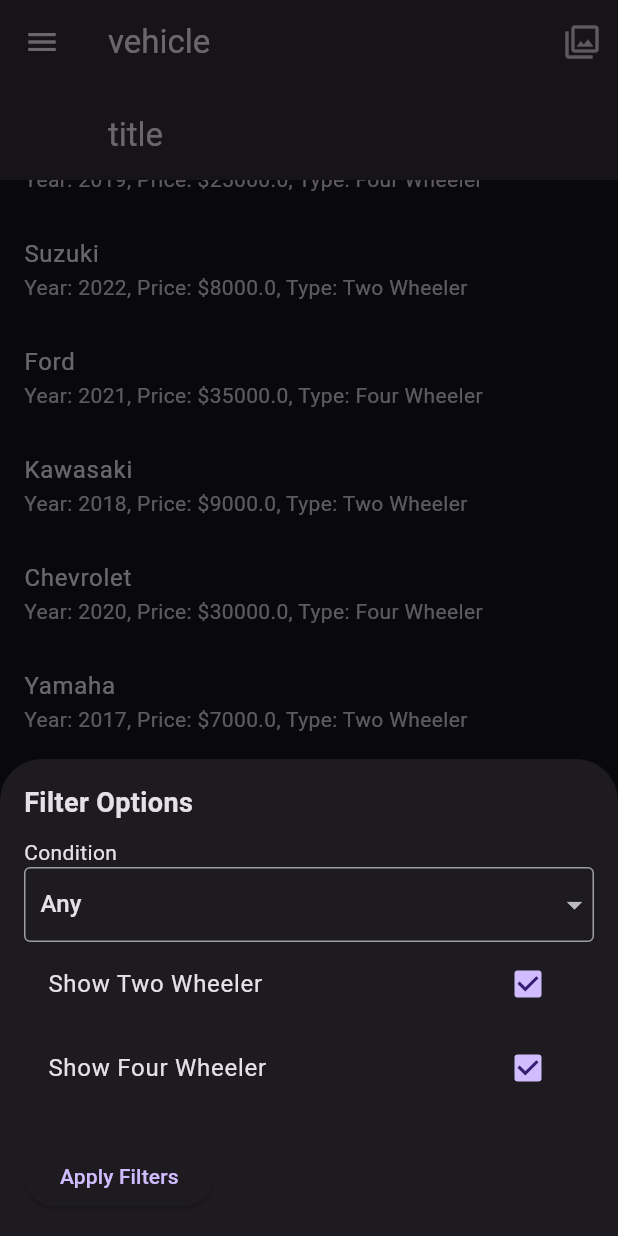
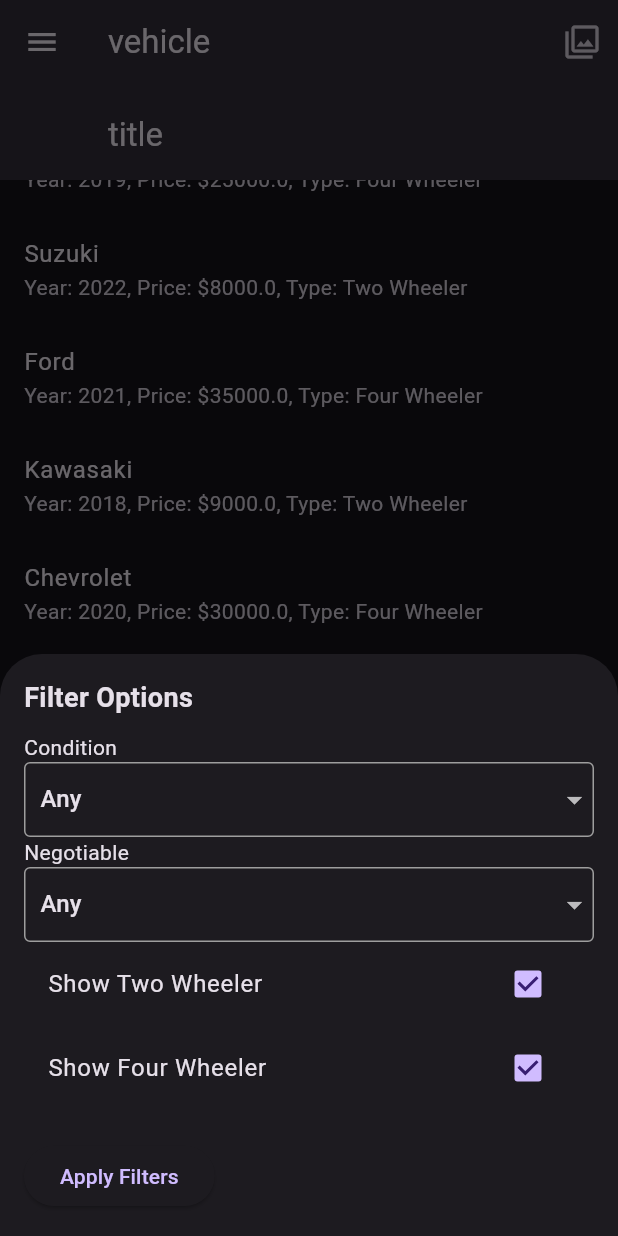
Before and after one commit to ruby222001/Vehicle_Market, a Flutter app: the screen it shows after launch, scrolled down 320 dp, after a tap on the "filter" icon, on a phone screen of 412 x 824 dp. Run offline on Flutter 3.47's test engine with Material 3 defaults, Android fonts, the phone set to English and light mode, and no system bars.

Commit message:
filtering

```diff
--- a/project/lib/componets/filter.dart
+++ b/project/lib/componets/filter.dart
@@ -1,7 +1,9 @@
 import 'package:flutter/material.dart';
 
 class FilterDrawer extends StatefulWidget {
-  const FilterDrawer({Key? key}) : super(key: key);
+  final Function(FilterOptions) onApplyFilters;
+
+  const FilterDrawer({Key? key, required this.onApplyFilters}) : super(key: key);
 
   @override
   State<FilterDrawer> createState() => _FilterDrawerState();
@@ -11,8 +13,13 @@ class _FilterDrawerState extends State<FilterDrawer> {
   bool _showTwoWheeler = true;
   bool _showFourWheeler = true;
 
-  String selectedValue = 'Any';
-  List<String> dropdownItems = ['Any', 'Brand New','Like New','Used'];
+
+   String selectedcondition = 'Any';
+      String selectednegotiable = 'Any';
+
+  List<String> Conditiondrop = ['Any', 'Brand New','Like New','Used'];
+    List<String> Negotiabledrop = ['Any', 'Yes','Fixed Price'];
+
 
   @override
   Widget build(BuildContext context) {
@@ -40,15 +47,15 @@ Container(
     borderRadius: BorderRadius.circular(4.0),  // Border radius
   ),
   child: DropdownButton<String>(
-    value: selectedValue,
+    value: selectedcondition,
     isExpanded: true,
     underline: const SizedBox(),  // Remove the underline
     onChanged: (String? newValue) {
       setState(() {
-        selectedValue = newValue!;
+        selectedcondition = newValue!;
       });
     },
-    items: dropdownItems.map<DropdownMenuItem<String>>(
+    items: Conditiondrop.map<DropdownMenuItem<String>>(
       (String value) {
         return DropdownMenuItem<String>(
           value: value,
@@ -61,6 +68,38 @@ Container(
     ).toList(),
   ),
 ),
+ const Text('Negotiable'),
+Container(
+  decoration: BoxDecoration(
+    border: Border.all(
+      color: Colors.grey,  // Border color
+      width: 1.0,          // Border width
+    ),
+    borderRadius: BorderRadius.circular(4.0),  // Border radius
+  ),
+  child: DropdownButton<String>(
+    value: selectednegotiable,
+    isExpanded: true,
+    underline: const SizedBox(),  // Remove the underline
+    onChanged: (String? newValue) {
+      setState(() {
+        selectednegotiable = newValue!;
+      });
+    },
+    items: Negotiabledrop.map<DropdownMenuItem<String>>(
+      (String value) {
+        return DropdownMenuItem<String>(
+          value: value,
+          child: Padding(
+            padding: const EdgeInsets.symmetric(horizontal: 10.0),
+            child: Text(value),
+          ),
+        );
+      },
+    ).toList(),
+  ),
+),
+
           CheckboxListTile(
             title: const Text("Show Two Wheeler"),
             value: _showTwoWheeler,
@@ -82,13 +121,34 @@ CheckboxListTile(
           const SizedBox(height: 20.0),
           ElevatedButton(
             onPressed: () {
-    // Add your logic here to apply filters
+              // Create FilterOptions object and pass it to callback
+              final filters = FilterOptions(
+                showTwoWheeler: _showTwoWheeler,
+                showFourWheeler: _showFourWheeler,
+ selectedCondition: selectedcondition,
+                selectedNegotiable: selectednegotiable,
+                       );
+              widget.onApplyFilters(filters);
+              Navigator.pop(context); // Close the drawer after applying filters
             },
             child: const Text("Apply Filters"),
           ),
-
         ],
       ),
     );
   }
 }
+
+class FilterOptions {
+  final bool showTwoWheeler;
+  final bool showFourWheeler;
+  final String selectedCondition;
+  final String selectedNegotiable;
+
+  FilterOptions({
+    required this.showTwoWheeler,
+    required this.showFourWheeler,
+    required this.selectedCondition,
+    required this.selectedNegotiable,
+  });
+}
--- a/project/lib/componets/sliver_app_bar.dart
+++ b/project/lib/componets/sliver_app_bar.dart
@@ -4,10 +4,27 @@ import 'package:project/componets/filter.dart';
 class MySliverAppBar extends StatelessWidget {
   final Widget child;
   final Widget title;
-  const MySliverAppBar({super.key,
+  final void Function(FilterOptions) onApplyFilters;
+
+  const MySliverAppBar({
+    Key? key,
     required this.child,
     required this.title,
-  });
+    required this.onApplyFilters,
+  }) : super(key: key);
+
+  void _showFilterDrawer(BuildContext context) {
+    showModalBottomSheet(
+      context: context,
+      builder: (BuildContext builderContext) {
+        return FilterDrawer(
+          onApplyFilters: (filters) {
+            onApplyFilters(filters);
+          },
+        );
+      },
+    );
+  }
 
   @override
   Widget build(BuildContext context) {
@@ -15,30 +32,20 @@ class MySliverAppBar extends StatelessWidget {
       expandedHeight: 320,
       collapsedHeight: 120,
       floating: false,
-      pinned :true,
-      actions:[
-        IconButton(onPressed: (){
+      pinned: true,
+      actions: [
+        IconButton(
+          onPressed: () {
             _showFilterDrawer(context);
-
           },
-
           icon: const Icon(Icons.filter),
         ),
       ],
-
       title: const Text("vehicle"),
       flexibleSpace: FlexibleSpaceBar(
         background: child,
-        title:title,
+        title: title,
       ),
     );
   }
 }
- void _showFilterDrawer(BuildContext context) {
-    showModalBottomSheet(
-      context: context,
-      builder: (BuildContext builderContext) {
-        return const FilterDrawer();
-      },
-    );
-  }
--- a/project/lib/models/productdetails.dart
+++ b/project/lib/models/productdetails.dart
@@ -2,6 +2,8 @@ class Vehicle{
   final String brand;
   final double price;
   final int vdate;
+  final String condition;
+  final String negotiable;
   final WheelerType wheelerType;
 
 
@@ -9,7 +11,9 @@ class Vehicle{
     required this.price,
     required this.vdate,
     required this.brand,
+    required this.condition,
     required this.wheelerType,
+    required this.negotiable,
   });
 }
 
--- a/project/lib/pages/home_page.dart
+++ b/project/lib/pages/home_page.dart
@@ -13,62 +13,79 @@ class HomePage extends StatefulWidget {
     Vehicle(
       brand: "Honda",
       vdate: 2020,
+      condition: "Brand New",
       price: 6000.0,
-      wheelerType: WheelerType.twoWheeler,
+      wheelerType: WheelerType.twoWheeler, negotiable: 'Yes',
     ),
     Vehicle(
       brand: "Toyota",
       vdate: 2019,
       price: 25000.0,
-      wheelerType: WheelerType.fourWheeler,
+      wheelerType: WheelerType.fourWheeler, condition: 'Used', negotiable: 'Fixed Price',
     ),
     Vehicle(
       brand: "Suzuki",
       vdate: 2022,
       price: 8000.0,
       wheelerType: WheelerType.twoWheeler,
+      condition: 'LikeNew', negotiable: 'Yes',
     ),
     Vehicle(
       brand: "Ford",
       vdate: 2021,
       price: 35000.0,
       wheelerType: WheelerType.fourWheeler,
+            condition: 'LikeNew', negotiable: 'Yes',
+
     ),
     Vehicle(
       brand: "Kawasaki",
       vdate: 2018,
       price: 9000.0,
       wheelerType: WheelerType.twoWheeler,
+          condition: 'Used', negotiable: 'Yes',
+
     ),
     Vehicle(
       brand: "Chevrolet",
       vdate: 2020,
       price: 30000.0,
       wheelerType: WheelerType.fourWheeler,
+            condition: 'Brand New', negotiable: 'Fixed Price',
+
+
     ),
     Vehicle(
       brand: "Yamaha",
       vdate: 2017,
       price: 7000.0,
       wheelerType: WheelerType.twoWheeler,
+            condition: 'Used', negotiable: 'Fixed Price',
+
     ),
     Vehicle(
       brand: "Mercedes-Benz",
       vdate: 2019,
       price: 60000.0,
       wheelerType: WheelerType.fourWheeler,
+            condition: 'Brand New', negotiable: 'Yes',
+
     ),
     Vehicle(
       brand: "Ducati",
       vdate: 2023,
       price: 12000.0,
       wheelerType: WheelerType.twoWheeler,
+            condition: 'Used', negotiable: 'Yes',
+
     ),
     Vehicle(
       brand: "BMW",
       vdate: 2020,
       price: 45000.0,
       wheelerType: WheelerType.fourWheeler,
+            condition: 'LikeNew', negotiable: 'Fixed Price',
+
     ),
   ];
 
@@ -77,10 +94,41 @@ class HomePage extends StatefulWidget {
 }
 
 class _HomePageState extends State<HomePage> {
-  void _openFilter(BuildContext context) {
-    showModalBottomSheet(context: context, builder: (_){
-return const FilterDrawer();
-    });
+  List<Vehicle> displayedVehicles = [];
+
+  @override
+  void initState() {
+    super.initState();
+    // Initialize displayedVehicles with all vehicles initially
+    displayedVehicles = List.from(widget.vehicles);
+  }
+
+  void applyFilters(FilterOptions filters) {
+    setState(() {
+      // Reset displayedVehicles to the original list
+      displayedVehicles = List.from(widget.vehicles);
+
+      // Apply filters
+      if (!filters.showTwoWheeler) {
+        displayedVehicles.removeWhere((vehicle) =>
+            vehicle.wheelerType == WheelerType.twoWheeler);
+      }
+
+      if (!filters.showFourWheeler) {
+        displayedVehicles.removeWhere((vehicle) =>
+            vehicle.wheelerType == WheelerType.fourWheeler);
+      }
+
+if (filters.selectedCondition != 'Any') {
+      displayedVehicles.removeWhere((vehicle) =>
+          vehicle.condition != filters.selectedCondition);
+    }
+
+    // Filter by selected negotiable
+    if (filters.selectedNegotiable != 'Any') {
+      displayedVehicles.removeWhere((vehicle) =>
+          vehicle.negotiable != filters.selectedNegotiable);
+    }    });
   }
 
   @override
@@ -89,14 +137,15 @@ return const FilterDrawer();
       drawer: const MyDrawer(),
       bottomNavigationBar: const BottomNavigator(),
       body: NestedScrollView(
-      headerSliverBuilder: (context,innerBoxIsScrolled)=>[
+        headerSliverBuilder: (context, innerBoxIsScrolled) => [
           MySliverAppBar(
             title: const Text('title'),
             child: Column(
               mainAxisAlignment: MainAxisAlignment.center,
               children: [
                 SearchBox(),
-const Text("Top Viewed",
+                const Text(
+                  "Top Viewed",
                   style: TextStyle(
                     fontWeight: FontWeight.bold,
                     fontSize: 18,
@@ -104,26 +153,28 @@ style: TextStyle(
                 ),
                 Container(
                   color: Colors.black,
-  height:100,
+                  height: 100,
                 ),
               ],
             ),
+            onApplyFilters: (filters) {
+              applyFilters(filters);
+            },
           ),
         ],
         body: Column(
           children: [
-
             /// Filter IconButton
-
             Expanded(
               child: ListView.builder(
-              itemCount: widget.vehicles.length,
+                itemCount: displayedVehicles.length,
                 itemBuilder: (context, index) {
-                final vehicle = widget.vehicles[index];
+                  final vehicle = displayedVehicles[index];
                   return ListTile(
                     title: Text(vehicle.brand),
                     subtitle: Text(
-                      'Year: ${vehicle.vdate}, Price: \$${vehicle.price}, Type: ${_getType(vehicle.wheelerType)}'),
+                      'Year: ${vehicle.vdate}, Price: \$${vehicle.price}, Type: ${_getType(vehicle.wheelerType)}',
+                    ),
                     // You can add more widgets here to display additional info about the vehicle
                   );
                 },
```
Also changed, not shown: project/lib/pages/filtered_results.dart (added). Lines whose indentation alone changed are shown as unchanged.
